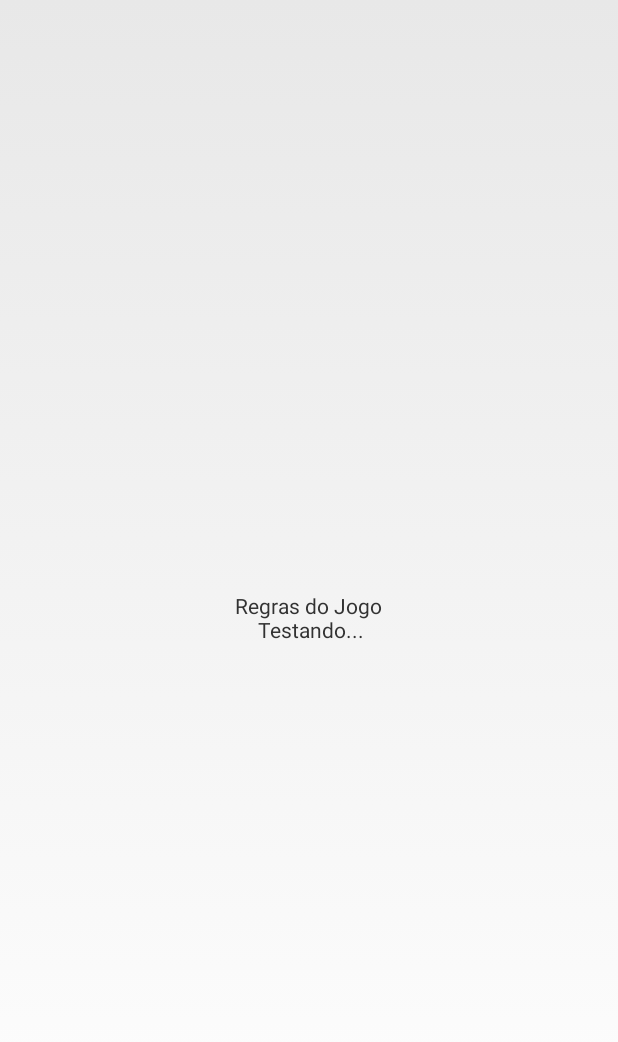
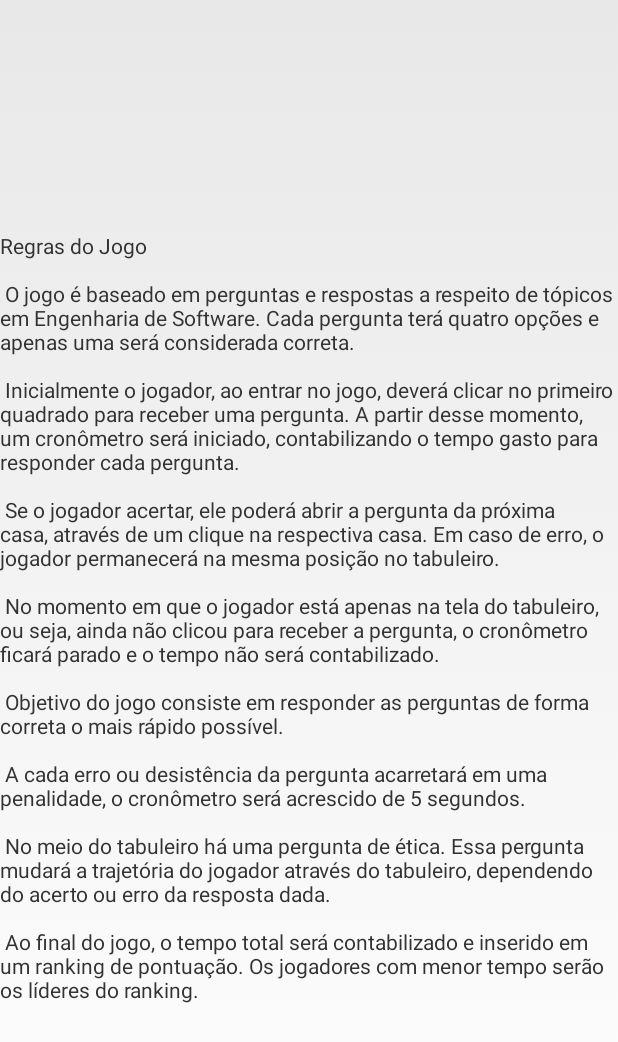
Before and after one commit to juliotguimaraes/9group, an Android app: the RegrasActivity screen opened directly, with no data from a screen before it, on a phone screen of 412 x 824 dp. Before the commit the part shown is almost empty. Shown: the top 1042 px of the screen. Run offline under Robolectric (Android 15) with nearby library versions, the phone set to English and light mode, and no system bars.

Commit message:
adicionando as regras do jogo

```diff
--- a/app/src/main/res/layout/activity_regras.xml
+++ b/app/src/main/res/layout/activity_regras.xml
@@ -10,6 +10,6 @@
         android:layout_height="wrap_content"
         android:layout_centerInParent="true"
         android:id="@+id/regras_text"
-        android:gravity="center_horizontal" />
+        android:gravity="left" />
 
 </RelativeLayout>
--- a/app/src/main/res/values/strings.xml
+++ b/app/src/main/res/values/strings.xml
@@ -18,8 +18,23 @@
     Marina Oliveira\n
     Rafael Almeida</string>
 
-    <string name="regras_text">Regras do Jogo\n
-        Testando...</string>
+    <string name="regras_text">Regras do Jogo\n\n
+
+    O jogo é baseado em perguntas e respostas a respeito de tópicos em Engenharia de Software. Cada pergunta terá quatro opções e apenas uma será considerada correta.\n\n
+
+    Inicialmente o jogador, ao entrar no jogo, deverá clicar no primeiro quadrado para receber uma pergunta. A partir desse momento, um cronômetro será iniciado, contabilizando o tempo gasto para responder cada pergunta.\n\n
+
+    Se o jogador acertar, ele poderá abrir a pergunta da próxima casa, através de um clique na respectiva casa. Em caso de erro, o jogador permanecerá na mesma posição no tabuleiro. \n\n
+
+    No momento em que o jogador está apenas na tela do tabuleiro, ou seja, ainda não clicou para receber a pergunta, o cronômetro ficará parado e o tempo não será contabilizado.\n\n
+
+    Objetivo do jogo consiste em responder as perguntas de forma correta o mais rápido possível.\n\n
+
+    A cada erro ou desistência da pergunta acarretará em uma penalidade, o cronômetro será acrescido de 5 segundos.\n\n
+
+    No meio do tabuleiro há uma pergunta de ética. Essa pergunta mudará a trajetória do jogador através do tabuleiro, dependendo do acerto ou erro da resposta dada.\n\n
+
+    Ao final do jogo, o tempo total será contabilizado e inserido em um ranking de pontuação. Os jogadores com menor tempo serão os líderes do ranking.</string>
 
     <string name="arquivo_ranking">ranking.txt</string>
 </resources>
```
Also changed, not shown: 3 other files.
